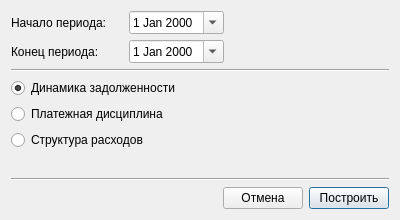
Above: designer/ui/chartchoice.ui from Aleee/FinanceCalender before the change. Below: the same form after it.
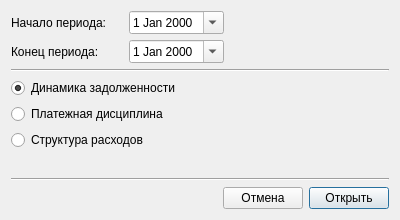
That is the form after the change.

Patch:
```diff
--- a/designer/ui/chartchoice.ui
+++ b/designer/ui/chartchoice.ui
@@ -53,7 +53,7 @@
      <item>
       <widget class="QPushButton" name="pb_continue">
        <property name="text">
-        <string> Построить </string>
+        <string> Открыть </string>
        </property>
        <property name="default">
         <bool>true</bool>
```
